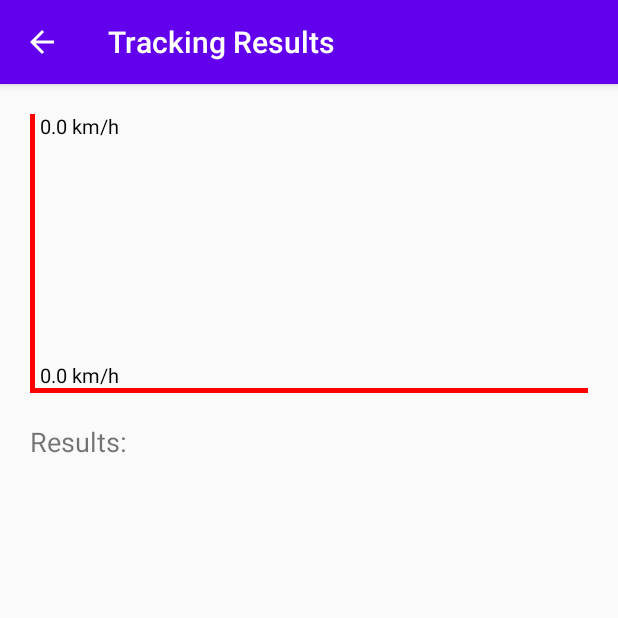
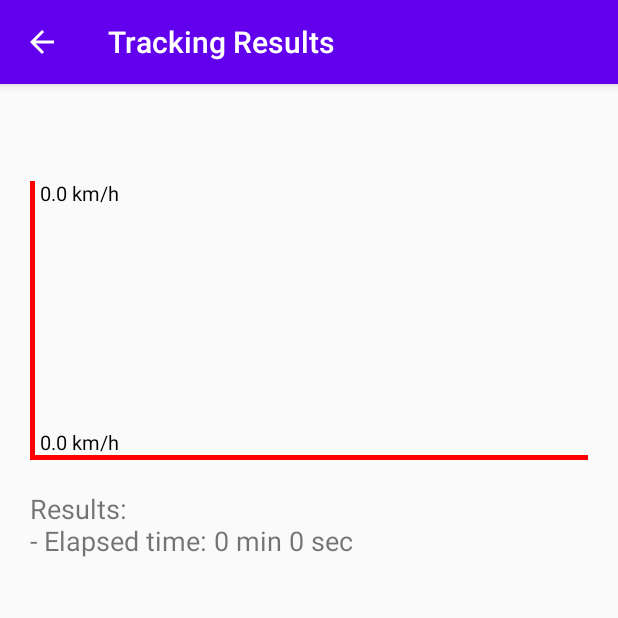
Before and after one commit to matiboux/griffith-android-trackmaster, an Android app: the ResultsActivity screen opened directly, with no data from a screen before it, on a phone screen of 412 x 824 dp, the top half of it. Run offline under Robolectric (Android 15) with nearby library versions, the phone set to English and light mode, and no system bars; 17 statements that could not run were skipped.

Commit message:
Added List Results activity

```diff
--- a/TrackMaster/app/src/main/AndroidManifest.xml
+++ b/TrackMaster/app/src/main/AndroidManifest.xml
@@ -19,10 +19,13 @@
             android:theme="@style/AppTheme.NoActionBar">
             <intent-filter>
                 <action android:name="android.intent.action.MAIN" />
-
                 <category android:name="android.intent.category.LAUNCHER" />
             </intent-filter>
         </activity>
+        <activity
+            android:name=".ListResultsActivity"
+            android:label="@string/list_results_title"
+            android:theme="@style/AppTheme.NoActionBar" />
         <activity
             android:name=".ResultsActivity"
             android:label="@string/results_title" />
--- a/TrackMaster/app/src/main/java/com/matiboux/griffith/trackmaster/Constants.java
+++ b/TrackMaster/app/src/main/java/com/matiboux/griffith/trackmaster/Constants.java
@@ -1,4 +1,6 @@
 package com.matiboux.griffith.trackmaster;
+
+import java.io.File;
 
 public class Constants {
     // Requests
@@ -7,4 +9,7 @@ public class Constants {
     // Tracking
     public static final int DELAY_TRACKING = 5000;
     public static final int DELAY_CLOCK = 1000;
+
+    // File
+    public static final String DIRNAME = "GPStracks/";
 }
--- a/TrackMaster/app/src/main/java/com/matiboux/griffith/trackmaster/MyLocationListener.java
+++ b/TrackMaster/app/src/main/java/com/matiboux/griffith/trackmaster/MyLocationListener.java
@@ -51,7 +51,7 @@ public class MyLocationListener implements LocationListener {
         savedEntries = 0; // Reset the saved entries counter
 
         // Create the output file
-        gpxFile = new GPXFile(new File(context.getExternalFilesDir(null), "GPStracks/" +
+        gpxFile = new GPXFile(new File(context.getExternalFilesDir(null), Constants.DIRNAME +
                 new SimpleDateFormat("yyyy-MM-dd'T'HH:mm:ss", Locale.getDefault())
                         .format(new Date(System.currentTimeMillis())) + ".gpx"));
         gpxFile.createFile();
--- a/TrackMaster/app/src/main/java/com/matiboux/griffith/trackmaster/ResultsActivity.java
+++ b/TrackMaster/app/src/main/java/com/matiboux/griffith/trackmaster/ResultsActivity.java
@@ -14,7 +14,7 @@ import java.util.Objects;
 public class ResultsActivity extends AppCompatActivity {
 
     private SpeedGraphView speedGraphView;
-    private TextView txvResults;
+    private TextView txvFilename, txvResults;
     private GPXFile gpxFile;
 
     @Override
@@ -29,16 +29,21 @@ public class ResultsActivity extends AppCompatActivity {
         }
 
         // Layout components
+        txvFilename = findViewById(R.id.txv_filename);
         speedGraphView = findViewById(R.id.speed_graph_view);
         txvResults = findViewById(R.id.txv_results);
 
         // Load the GPX file
         Intent intent = getIntent();
-        String gpxFileAbsPath = Objects.requireNonNull(intent.getExtras()).getString("gpxFileAbsPath");
-        gpxFile = new GPXFile(new File(Objects.requireNonNull(gpxFileAbsPath)));
+        String gpxFilename = Objects.requireNonNull(intent.getExtras()).getString("gpxFilename");
+        gpxFile = new GPXFile(new File(getExternalFilesDir(null),
+                Constants.DIRNAME + Objects.requireNonNull(gpxFilename)));
+        txvFilename.setText(gpxFilename);
         GPXData gpxData = gpxFile.getData();
         txvResults.append("\n- Nb entries: " + gpxData.getSize());
-        txvResults.append("\n- Elapsed time: " + GPXData.roundDecimals(gpxData.getElapsedSeconds(), 2) + " sec");
+        int minutes = (int) (gpxData.getElapsedSeconds() / (1000 * 60)) % 60;
+        int seconds = (int) (gpxData.getElapsedSeconds() / 1000) % 60;
+        txvResults.append("\n- Elapsed time: " + minutes + " min " + seconds + " sec");
         txvResults.append("\n- Total Distance: " + GPXData.roundDecimals(gpxData.getTotalMeters(), 2) + " m");
         txvResults.append("\n- Overall Speed: " + GPXData.roundDecimals(gpxData.getOverallSpeed(), 2) + " m/sec" +
                 " (" + GPXData.roundDecimals(gpxData.getOverallSpeed() * 3.6, 2) + " km/h)");
--- a/TrackMaster/app/src/main/java/com/matiboux/griffith/trackmaster/TrackingActivity.java
+++ b/TrackMaster/app/src/main/java/com/matiboux/griffith/trackmaster/TrackingActivity.java
@@ -108,7 +108,7 @@ public class TrackingActivity extends AppCompatActivity {
 
         // Show results
         Intent intent = new Intent(this, ResultsActivity.class);
-        intent.putExtra("gpxFileAbsPath", locationListener.getGpxFile().getAbsolutePath());
+        intent.putExtra("gpxFilename", locationListener.getGpxFile().getName());
         startActivity(intent);
     }
 
@@ -123,6 +123,10 @@ public class TrackingActivity extends AppCompatActivity {
     public boolean onOptionsItemSelected(MenuItem item) {
         // Handle action bar item clicks
         switch (item.getItemId()) {
+            case R.id.action_list_results:
+                // Move to List Results Activity
+                startActivity(new Intent(this, ListResultsActivity.class));
+                return true;
             case R.id.action_about:
                 // Move to About Activity
                 startActivity(new Intent(this, About.class));
--- a/TrackMaster/app/src/main/res/layout/activity_results.xml
+++ b/TrackMaster/app/src/main/res/layout/activity_results.xml
@@ -12,10 +12,17 @@
         android:orientation="vertical"
         android:padding="20dp">
 
+        <TextView
+            android:id="@+id/txv_filename"
+            android:layout_width="wrap_content"
+            android:layout_height="wrap_content"
+            android:textSize="8pt" />
+
         <com.matiboux.griffith.trackmaster.SpeedGraphView
             android:id="@+id/speed_graph_view"
             android:layout_width="match_parent"
-            android:layout_height="wrap_content" />
+            android:layout_height="wrap_content"
+            android:layout_marginTop="20dp" />
 
         <TextView
             android:id="@+id/txv_results"
--- a/TrackMaster/app/src/main/res/menu/menu_tracking.xml
+++ b/TrackMaster/app/src/main/res/menu/menu_tracking.xml
@@ -2,6 +2,12 @@
     xmlns:app="http://schemas.android.com/apk/res-auto"
     xmlns:tools="http://schemas.android.com/tools"
     tools:context="com.matiboux.griffith.trackmaster.TrackingActivity">
+
+    <item
+        android:id="@+id/action_list_results"
+        android:orderInCategory="100"
+        android:title="@string/list_results_title"
+        app:showAsAction="never" />
 
     <item
         android:id="@+id/action_about"
--- a/TrackMaster/app/src/main/res/values/strings.xml
+++ b/TrackMaster/app/src/main/res/values/strings.xml
@@ -1,10 +1,14 @@
 <resources>
+
     <!-- Tracking Activity -->
     <string name="app_name">TrackMaster</string>
     <string name="timer">%1$02d:%2$02d</string>
     <string name="status_paused">Paused: Not tracking</string>
     <string name="status_running">Running: Tracking</string>
     <string name="entries_count">%1$d saved entries</string>
+
+    <!-- List Results Activity -->
+    <string name="list_results_title">List Results</string>
 
     <!-- Results Activity -->
     <string name="results_title">Tracking Results</string>
@@ -18,4 +22,5 @@
         "Project assignment at Griffith College for the Mobile Development module.\n"
         "https://gcd.ie/"
     </string>
+
 </resources>
```
Also changed, not shown: TrackMaster/app/src/main/java/com/matiboux/griffith/trackmaster/GPXFile.java (+22 -3 lines), TrackMaster/app/src/main/java/com/matiboux/griffith/trackmaster/ListResultsActivity.java (added, +59 -0 lines), TrackMaster/app/src/main/java/com/matiboux/griffith/trackmaster/ListResultsAdapter.java (added, +65 -0 lines), TrackMaster/app/src/main/res/layout/activity_list_results.xml (added, +44 -0 lines), TrackMaster/app/src/main/res/layout/adapter_list_results.xml (added, +17 -0 lines).
